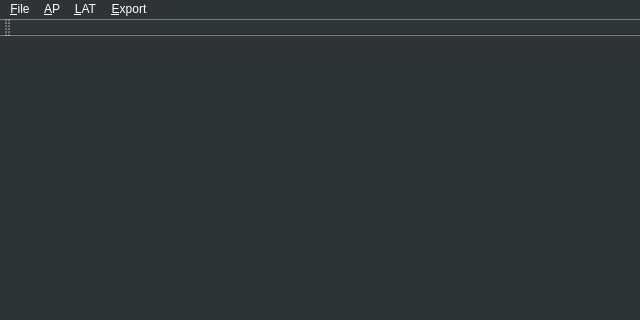
Qt form mainwindow.ui (OceanShape/STL-guideline-editor) before a commit; both pictures show x 0 to 640 and y 0 to 320 of the 640 by 480 pixel window.
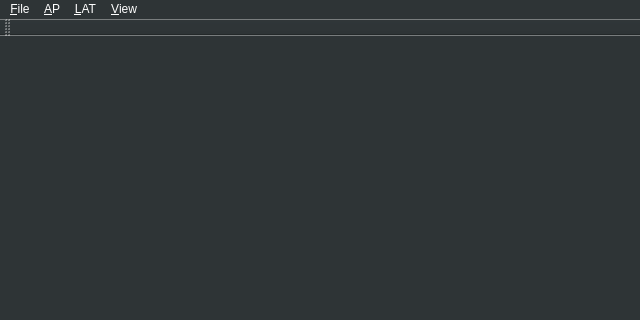
The same form after that commit.

Commit message: feat: Revise menubar

Patch:
```diff
--- a/mainwindow.ui
+++ b/mainwindow.ui
@@ -108,7 +108,7 @@
      </sizepolicy>
     </property>
     <property name="title">
-     <string>&amp;Export</string>
+     <string>&amp;View</string>
     </property>
     <addaction name="actionViewSTL"/>
    </widget>
```
Left out of the diff: 73 changed lines with no effect on the pictures.
